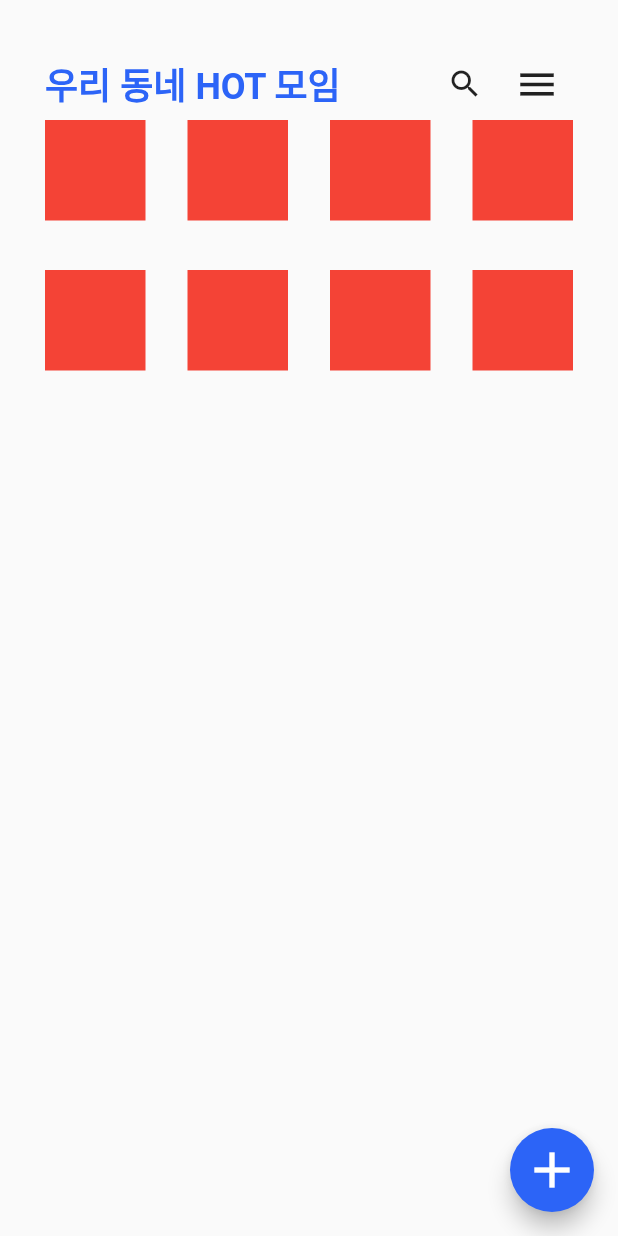
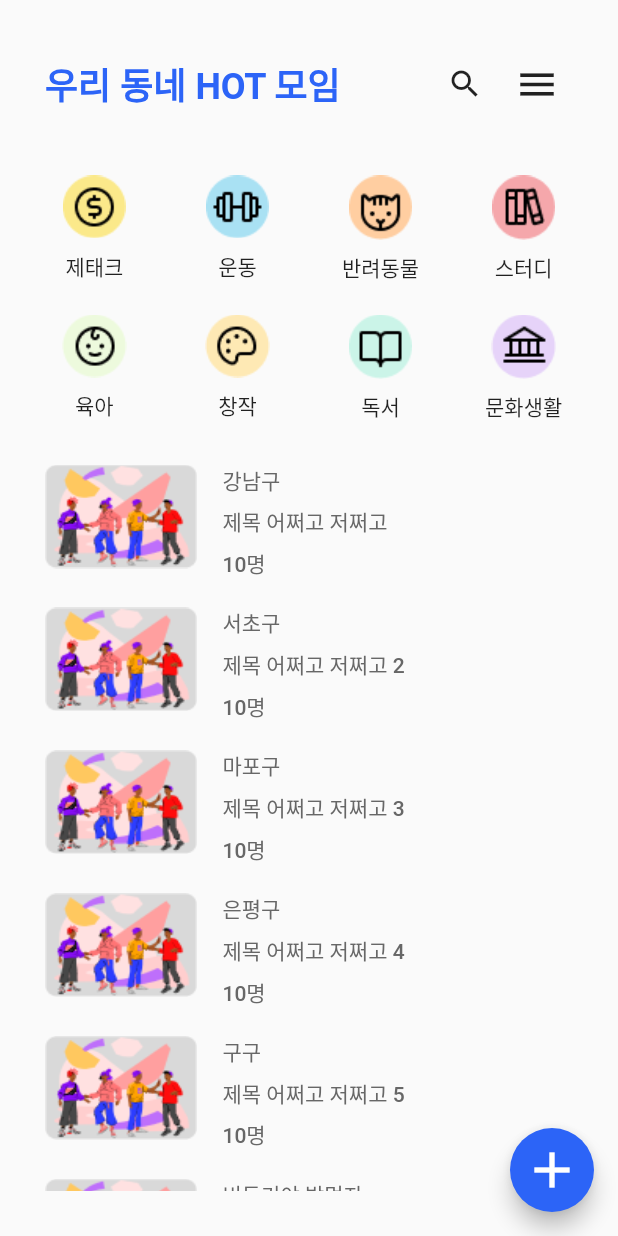
Before and after one commit to Nolajyo-Team-Project/nolajyo_project_front, a Flutter app: the screen it shows after launch, after a tap on "Go to home screen", on a phone screen of 412 x 824 dp. Run offline on Flutter 3.47's test engine with Material 2 defaults, Android fonts, the phone set to English and light mode, and no system bars; our stand-ins replace flutter_form_builder, flutter_screenutil, fluttertoast, form_builder_validators, get.

Commit message:
implement Home screen

```diff
--- a/lib/data/local_datasource.dart
+++ b/lib/data/local_datasource.dart
@@ -1,4 +1,5 @@
 import 'package:nolajyo_project/models/concern_model.dart';
+import 'package:nolajyo_project/models/home_meeting_model.dart';
 
 const List<String> regionList = [
   '서울특별시',
@@ -41,3 +42,12 @@ List<Concern> homeConcernList = [
   Concern(name: "독서", image: "assets/img/home_assets/con_icon_7.png"),
   Concern(name: "문화생활", image: "assets/img/home_assets/con_icon_8.png"),
 ];
+
+List<HomeMeeting> homeMeetingList = [
+  HomeMeeting(title: '제목 어쩌고 저쩌고', region: '강남구', image: 'assets/img/home_assets/Room.png', people: 10),
+  HomeMeeting(title: '제목 어쩌고 저쩌고 2', region: '서초구', image: 'assets/img/home_assets/Room.png', people: 10),
+  HomeMeeting(title: '제목 어쩌고 저쩌고 3', region: '마포구', image: 'assets/img/home_assets/Room.png', people: 10),
+  HomeMeeting(title: '제목 어쩌고 저쩌고 4', region: '은평구', image: 'assets/img/home_assets/Room.png', people: 10),
+  HomeMeeting(title: '제목 어쩌고 저쩌고 5', region: '구구', image: 'assets/img/home_assets/Room.png', people: 10),
+  HomeMeeting(title: '제목 어쩌고 저쩌고 6', region: '비둘기야 밥먹자', image: 'assets/img/home_assets/Room.png', people: 10),
+];
--- /dev/null
+++ b/lib/models/home_meeting_model.dart
@@ -0,0 +1,10 @@
+class HomeMeeting {
+  final String region, title, image;
+  final int people;
+  HomeMeeting({
+    required this.title,
+    required this.region,
+    required this.image,
+    required this.people,
+  });
+}
--- /dev/null
+++ b/lib/view/home/components/home_concern.dart
@@ -0,0 +1,28 @@
+import 'package:flutter/material.dart';
+import 'package:flutter_screenutil/flutter_screenutil.dart';
+import 'package:nolajyo_project/models/concern_model.dart';
+
+class HomeConcern extends StatelessWidget {
+  final Concern concern;
+  final VoidCallback onPressed;
+  const HomeConcern({required this.concern, required this.onPressed, super.key});
+
+  @override
+  Widget build(BuildContext context) {
+    return InkWell(
+      splashFactory: NoSplash.splashFactory,
+      onTap: onPressed,
+      child: Column(
+        mainAxisAlignment: MainAxisAlignment.start,
+        crossAxisAlignment: CrossAxisAlignment.center,
+        children: [
+          Image.asset(concern.image),
+          SizedBox(
+            height: 8.43.h,
+          ),
+          Text(concern.name)
+        ],
+      ),
+    );
+  }
+}
--- /dev/null
+++ b/lib/view/home/components/home_room.dart
@@ -0,0 +1,52 @@
+import 'package:flutter/material.dart';
+import 'package:flutter_screenutil/flutter_screenutil.dart';
+import 'package:nolajyo_project/models/home_meeting_model.dart';
+import 'package:nolajyo_project/res/constants/font_data.dart';
+
+class HomeRoomTile extends StatelessWidget {
+  final HomeMeeting homeMeeting;
+  const HomeRoomTile(this.homeMeeting, {super.key});
+
+  @override
+  Widget build(BuildContext context) {
+    return SizedBox(
+      child: Row(
+        crossAxisAlignment: CrossAxisAlignment.start,
+        children: [
+          SizedBox(
+            width: 96.w,
+            height: 71.h,
+            child: FittedBox(fit: BoxFit.fill, child: Image.asset(homeMeeting.image)),
+          ),
+          SizedBox(
+            width: 16.w,
+          ),
+          Column(
+            mainAxisAlignment: MainAxisAlignment.spaceEvenly,
+            crossAxisAlignment: CrossAxisAlignment.start,
+            children: [
+              Text(
+                homeMeeting.region,
+                style: bodyTextStyle,
+              ),
+              SizedBox(
+                height: 7.h,
+              ),
+              Text(
+                homeMeeting.title,
+                style: bodyTextStyle,
+              ),
+              SizedBox(
+                height: 7.h,
+              ),
+              Text(
+                '${homeMeeting.people}명',
+                style: bodyTextStyle,
+              ),
+            ],
+          )
+        ],
+      ),
+    );
+  }
+}
--- a/lib/view/home/home_screen.dart
+++ b/lib/view/home/home_screen.dart
@@ -1,6 +1,10 @@
 import 'package:flutter/material.dart';
+import 'package:flutter_screenutil/flutter_screenutil.dart';
+import 'package:nolajyo_project/data/local_datasource.dart';
 import 'package:nolajyo_project/res/components/base_screen.dart';
 import 'package:nolajyo_project/res/constants/font_data.dart';
+import 'package:nolajyo_project/view/home/components/home_concern.dart';
+import 'package:nolajyo_project/view/home/components/home_room.dart';
 
 class HomeScreen extends StatelessWidget {
   const HomeScreen({super.key});
@@ -15,6 +19,7 @@ class HomeScreen extends StatelessWidget {
           size: 40,
         ),
       ),
+      child: SingleChildScrollView(
         child: Column(
           children: [
             Row(
@@ -40,17 +45,37 @@ class HomeScreen extends StatelessWidget {
                 ),
               ],
             ),
+            SizedBox(
+              height: 35.w,
+            ),
             GridView.builder(
               shrinkWrap: true,
               itemCount: 8,
-            gridDelegate: const SliverGridDelegateWithFixedCrossAxisCount(
+              gridDelegate: SliverGridDelegateWithFixedCrossAxisCount(
                 crossAxisCount: 4,
-              mainAxisSpacing: 33,
-              crossAxisSpacing: 28,
+                mainAxisSpacing: 27.61.h,
+                crossAxisSpacing: 28.w,
               ),
-            itemBuilder: (context, index) => const ColoredBox(color: Colors.red),
+              itemBuilder: (context, index) => HomeConcern(
+                concern: homeConcernList[index],
+                onPressed: () {},
+              ),
+            ),
+            SizedBox(
+              height: 35.h,
+            ),
+            ListView.builder(
+              shrinkWrap: true,
+              itemCount: homeMeetingList.length,
+              itemBuilder: (context, index) {
+                return Padding(
+                  padding: EdgeInsets.only(bottom: 19.h),
+                  child: HomeRoomTile(homeMeetingList[index]),
+                );
+              },
             )
           ],
+        ),
       ),
     );
   }
```
Lines whose indentation alone changed are shown as unchanged.
